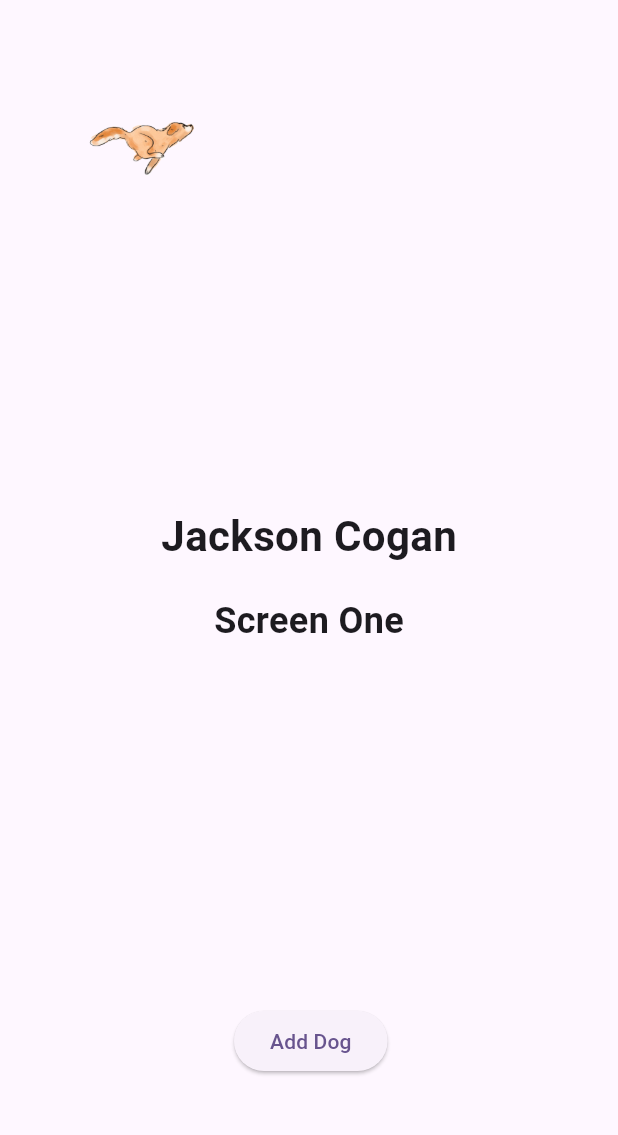
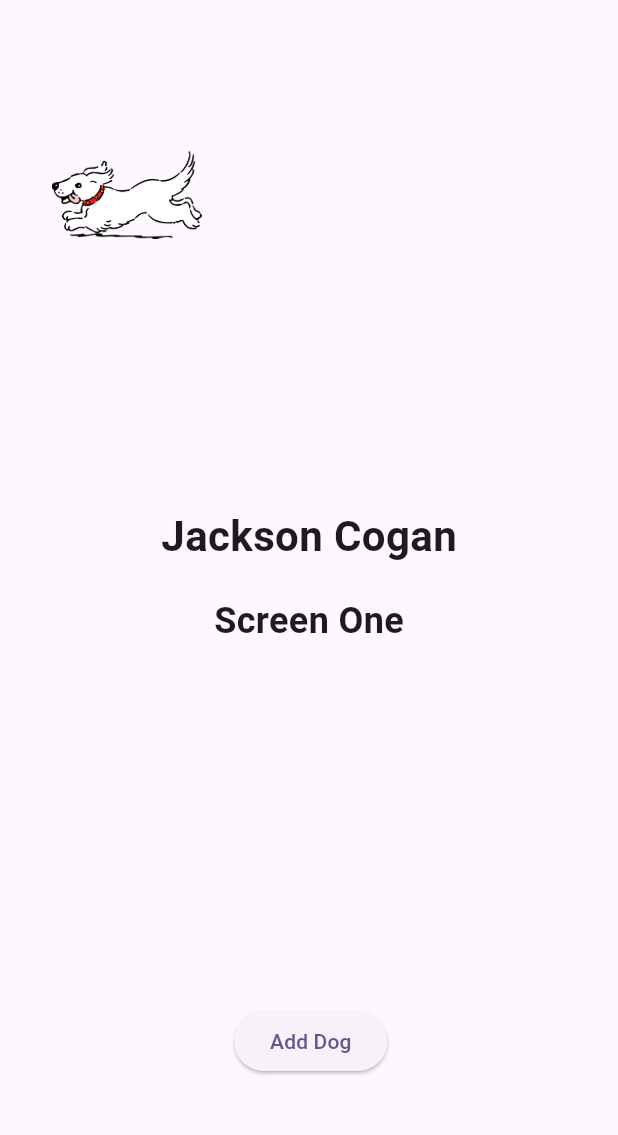
Before and after one commit to jacksonc124/app4_CS4330, a Flutter app: the screen it shows after launch, after a tap on "Add Dog", on a phone screen of 412 x 824 dp, the part 84-1219 px from its top. Run offline on Flutter 3.47's test engine with Material 3 defaults, Android fonts, the light colour scheme and no system bars.

Commit message:
changed add dog function

```diff
--- a/lib/main.dart
+++ b/lib/main.dart
@@ -1,3 +1,4 @@
+import 'dart:math'; // Import dart:math for random number generation
 import 'package:flutter/material.dart';
 
 void main() {
@@ -83,26 +84,38 @@
 }
 
 class _ScreenOneState extends State<ScreenOne> {
-  bool _showDog = false;
-  Offset _dogPosition = const Offset(100, 100);
+  List<Offset> _dogPositions = [];
+  List<String> _dogImages = [];
 
-  void _toggleDog() {
+  // List of image files in the images folder
+  final List<String> _availableDogImages = [
+    'images/dog.png',
+    'images/boston.png',
+    'images/husky.png',
+    'images/dog4.png'
+
+  ];
+
+  void _addDog() {
     setState(() {
-      _showDog = true;
-    });
-  }
+      // Generate a random position
+      Offset randomPosition = Offset(
+        Random().nextDouble() * (MediaQuery.of(context).size.width - 100), // Random x position
+        Random().nextDouble() * (MediaQuery.of(context).size.height - 100), // Random y position
+      );
 
-  void _updateDogPosition(PointerEvent event) {
-    setState(() {
-      _dogPosition = event.position;
+      // Randomly select a dog image
+      String randomImage = _availableDogImages[Random().nextInt(_availableDogImages.length)];
+
+      // Add the new dog’s position and image to the list
+      _dogPositions.add(randomPosition);
+      _dogImages.add(randomImage);
     });
   }
 
   @override
   Widget build(BuildContext context) {
-    return MouseRegion(
-      onHover: _updateDogPosition,
-      child: Stack(
+    return Stack(
       children: [
         const Center(
           child: Column(
@@ -124,22 +137,22 @@
           bottom: 50,
           left: MediaQuery.of(context).size.width / 2 - 50,
           child: ElevatedButton(
-              onPressed: _toggleDog,
+            onPressed: _addDog,
             child: const Text('Add Dog'),
           ),
         ),
-          if (_showDog)
+        // Display all dogs at their respective positions
+        for (int i = 0; i < _dogPositions.length; i++)
           Positioned(
-              left: _dogPosition.dx - 50,
-              top: _dogPosition.dy - 50,
+            left: _dogPositions[i].dx,
+            top: _dogPositions[i].dy,
             child: Image.asset(
-                'images/dog.gif',
+              _dogImages[i],
               width: 100,
               height: 100,
             ),
           ),
       ],
-      ),
     );
   }
 }
--- a/pubspec.yaml
+++ b/pubspec.yaml
@@ -52,8 +52,7 @@
 # The following section is specific to Flutter packages.
 flutter:
   assets:
-     - images/dog.gif
-     - images/dog.png
+     - images/
   # The following line ensures that the Material Icons font is
   # included with your application, so that you can use the icons in
   # the material Icons class.
```
Also changed, not shown: images/boston.png (added), images/dog.gif (deleted), images/dog4.png (added), images/dog5.png (added), images/dog6.png (added), images/dog7.png (added), images/dog8.png (added), images/dog9.png (added), images/husky.png (added). Lines whose indentation alone changed are shown as unchanged.
